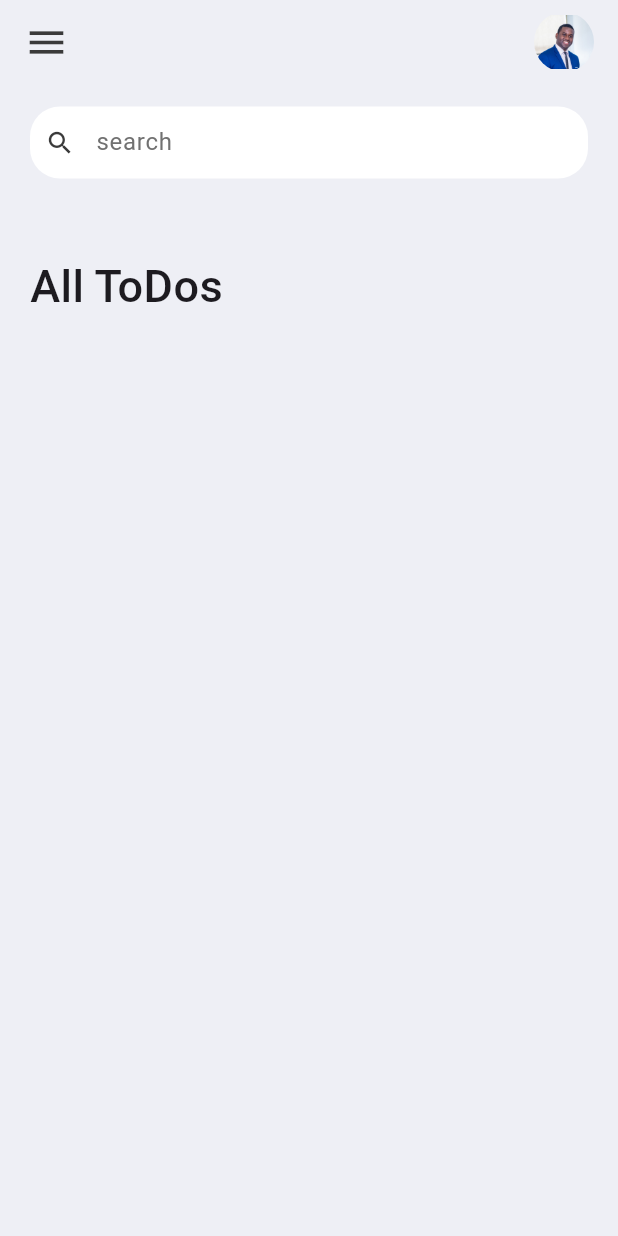
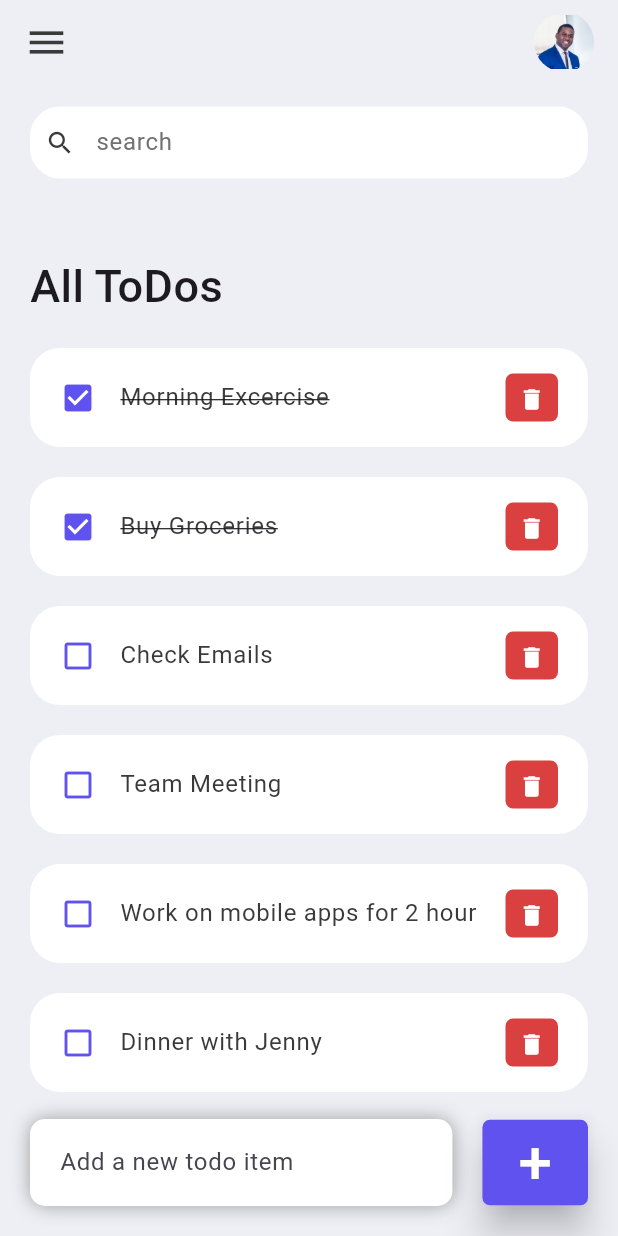
Before and after one commit to petrodesignr/flutter_app, a Flutter app: the screen it shows after launch, on a phone screen of 412 x 824 dp. Run offline on Flutter 3.47's test engine with Material 3 defaults, Android fonts, the phone set to English and light mode, and no system bars.

Commit message:
third commit

```diff
--- a/lib/model/todo.dart
+++ b/lib/model/todo.dart
@@ -0,0 +1,22 @@
+class ToDo {
+  String? id;
+  String? todoText;
+  bool isDone;
+
+  ToDo({
+    required this.id,
+    required this.todoText,
+    this.isDone = false,
+  });
+
+  static List<ToDo> todoList() {
+    return [
+      ToDo(id: '01', todoText: 'Morning Excercise', isDone: true ),
+      ToDo(id: '02', todoText: 'Buy Groceries', isDone: true ),
+      ToDo(id: '03', todoText: 'Check Emails', ),
+      ToDo(id: '04', todoText: 'Team Meeting', ),
+      ToDo(id: '05', todoText: 'Work on mobile apps for 2 hour', ),
+      ToDo(id: '06', todoText: 'Dinner with Jenny', ),
+    ];
+  }
+}
--- a/lib/screens/home.dart
+++ b/lib/screens/home.dart
@@ -1,18 +1,35 @@
+
 import 'package:flutter/material.dart';
-import 'package:todo/constants/colors.dart';
+import '../constants/colors.dart';
+import '../model/todo.dart';
+import '../widgets/todo_item.dart';
 
+class Home extends StatefulWidget {
+  Home({Key? key}) : super(key: key);
 
+  @override
+  State<Home> createState() => _HomeState();
+}
 
-class Home extends StatelessWidget {
-  const Home({Key? key}) : super(key: key);
+class _HomeState extends State<Home> {
+  final todosList = ToDo.todoList();
+  List<ToDo> _foundToDo = [];
+  final _todoController = TextEditingController();
 
+  @override
+  void initState() {
+    _foundToDo = todosList;
+    super.initState();
+  }
 
   @override
   Widget build(BuildContext context) {
     return Scaffold(
       backgroundColor: tdBGColor,
       appBar: buildAppBar(),
-      body: Container(
+      body: Stack(
+        children: [
+          Container(
             padding: EdgeInsets.symmetric(
               horizontal: 20,
               vertical: 15,
@@ -36,13 +53,125 @@ class Home extends StatelessWidget {
                           ),
                         ),
                       ),
+                      for (ToDo todoo in _foundToDo)
+                        ToDoItem(
+                          todo: todoo,
+                          onToDoChanged: _handleToDoChange,
+                          onDeleteItem: _deleteToDoItem,
+                        ),
                     ],
                   ),
                 )
               ],
             ),
           ),
+          Align(
+            alignment: Alignment.bottomCenter,
+            child: Row(
+              children: [
+                Expanded(
+                  child: Container(
+                    margin: EdgeInsets.only(
+                      bottom: 20,
+                      right: 20,
+                      left: 20,
+                    ),
+                    padding: EdgeInsets.symmetric(
+                      horizontal: 20,
+                      vertical: 5,
+                    ),
+                    decoration: BoxDecoration(
+                      color: Colors.white,
+                      boxShadow: const [
+                        BoxShadow(
+                          color: Colors.grey,
+                          offset: Offset(0.0, 0.0),
+                          blurRadius: 10.0,
+                          spreadRadius: 0.0,
+                        ),
+                      ],
+                      borderRadius: BorderRadius.circular(10),
+                    ),
+                    child: TextField(
+                      controller: _todoController,
+                      decoration: InputDecoration(
+                        hintText: 'Add a new todo item',
+                        border: InputBorder.none,
+                      ),
+                    ),
+                  ),
+                ),
+                Container(
+                  margin: EdgeInsets.only(
+                    bottom: 20,
+                    right: 20,
+                  ),
+                  child: ElevatedButton(
+                    child: Text(
+                      '+',
+                      style: TextStyle(
+                        fontSize: 40,
+                        color: Colors.white,
+                      ),
+                    ),
+                    onPressed: () {
+                      _addToDoItem(_todoController.text);
+                    },
+                    style: ElevatedButton.styleFrom(
+                      backgroundColor: tdBlue,
+                      shape: RoundedRectangleBorder(
+                        borderRadius: BorderRadius.circular(5)
+                      ),
+                      maximumSize: const Size(100, 100),
+                      elevation: 10,
+                    ),
+                  ),
+                )
+              ],
+            ),
+          )
+        ],
+      ),
     );
+  }
+
+  void _handleToDoChange(ToDo todo) {
+    setState(() {
+      todo.isDone = !todo.isDone;
+    });
+  }
+
+  void _deleteToDoItem(String id)
+  {
+    setState(() {
+      todosList.removeWhere((item) => item.id == id);
+    });
+  }
+
+  void _addToDoItem(String toDo){
+    setState(() {
+      todosList.add(ToDo(id: DateTime.now().microsecondsSinceEpoch.toString(),
+          todoText: toDo,
+      ));
+    });
+    _todoController.clear();
+  }
+
+  void _runFilter(String enteredKeyword) {
+    List<ToDo> results = [];
+    if (enteredKeyword.isEmpty) {
+      results = todosList;
+    } else {
+      results = todosList
+          .where((item) => item.todoText!
+      .toLowerCase()
+      .contains(enteredKeyword.toLowerCase()))
+          .toList();
+    }
+
+    setState(() {
+      _foundToDo = results;
+    });
   }
 
   Widget searchBox() {
@@ -53,6 +182,7 @@ class Home extends StatelessWidget {
         borderRadius: BorderRadius.circular(20),
       ),
       child: TextField(
+        onChanged: (value) => _runFilter(value),
         decoration: InputDecoration(
           contentPadding: EdgeInsets.all(0),
           prefixIcon: Icon(
@@ -60,8 +190,7 @@ class Home extends StatelessWidget {
             color: tdBlack,
             size: 20,
           ),
-          prefixIconConstraints:
-          BoxConstraints(
+          prefixIconConstraints: BoxConstraints(
             maxHeight: 20,
             minHeight: 20,
             minWidth: 40,
@@ -81,7 +210,8 @@ class Home extends StatelessWidget {
       title: Row(
         mainAxisAlignment: MainAxisAlignment.spaceBetween,
         children: [
-          Icon(Icons.menu,
+          Icon(
+            Icons.menu,
             color: tdBlack,
             size: 30,
           ),
--- a/lib/widgets/todo_item.dart
+++ b/lib/widgets/todo_item.dart
@@ -0,0 +1,65 @@
+import 'package:flutter/material.dart';
+import '../model/todo.dart';
+import '../constants/colors.dart';
+
+class ToDoItem extends StatelessWidget {
+  final ToDo todo;
+  final onToDoChanged;
+  final onDeleteItem;
+
+  const ToDoItem(
+      {Key? key,
+      required this.todo,
+      required this.onToDoChanged,
+      required this.onDeleteItem,})
+      : super(key: key);
+
+  @override
+  Widget build(BuildContext context) {
+    return Container(
+      margin: EdgeInsets.only(bottom: 20),
+      child: ListTile(
+        onTap: () {
+          //print('clicked on todo item');
+          onToDoChanged(todo);
+        },
+        shape: RoundedRectangleBorder(
+          borderRadius: BorderRadius.circular(20),
+        ),
+        contentPadding: EdgeInsets.symmetric(horizontal: 20, vertical: 5),
+        tileColor: Colors.white,
+        leading: Icon(
+          todo.isDone ? Icons.check_box : Icons.check_box_outline_blank,
+          color: tdBlue,
+        ),
+        title: Text(
+          todo.todoText!,
+          style: TextStyle(
+            fontSize: 16,
+            color: tdBlack,
+            decoration: todo.isDone ? TextDecoration.lineThrough : null,
+          ),
+        ),
+        trailing: Container(
+          padding: EdgeInsets.all(0),
+          margin: EdgeInsets.symmetric(vertical: 12),
+          height: 35,
+          width: 35,
+          decoration: BoxDecoration(
+            color: tdRed,
+            borderRadius: BorderRadius.circular(5),
+          ),
+          child: IconButton(
+            color: Colors.white,
+            iconSize: 18,
+            icon: Icon(Icons.delete),
+            onPressed: () {
+              //print('Clicked on delete icon');
+              onDeleteItem(todo.id);
+            },
+          ),
+        ),
+      ),
+    );
+  }
+}
```
Lines whose indentation alone changed are shown as unchanged.
